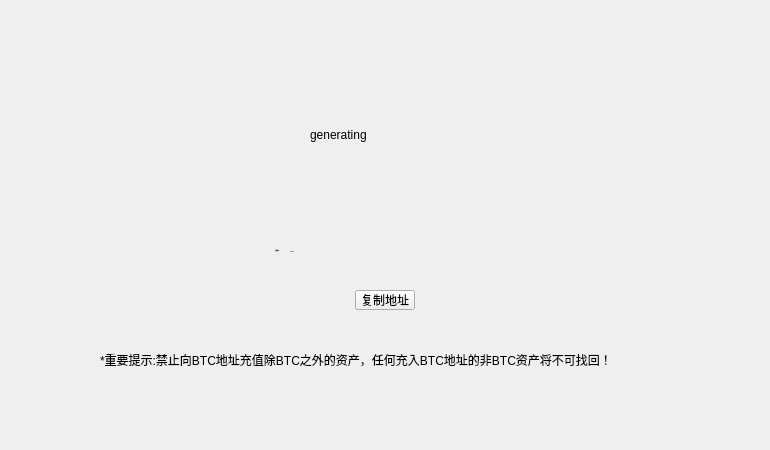
Qt form depositpage/DepositQrcodeWidget.ui (HcashOrg/hx-indicator) before a commit.
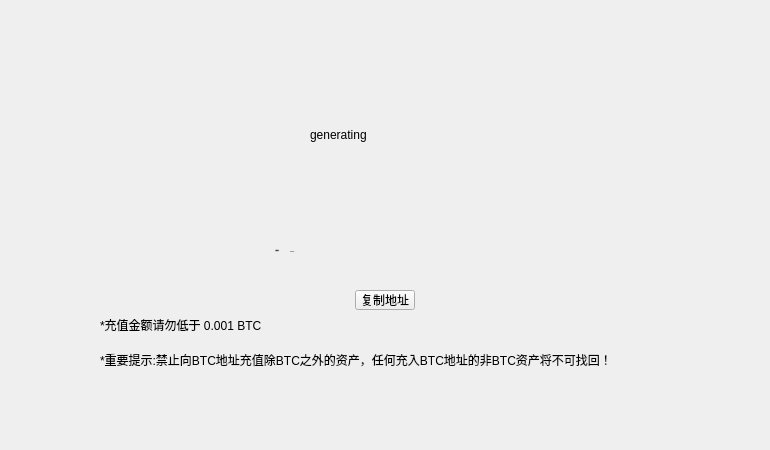
The same form after that commit.

```diff
--- a/depositpage/DepositQrcodeWidget.ui
+++ b/depositpage/DepositQrcodeWidget.ui
@@ -120,6 +120,22 @@
     <string>复制地址</string>
    </property>
   </widget>
+  <widget class="QLabel" name="tipLabel">
+   <property name="geometry">
+    <rect>
+     <x>100</x>
+     <y>310</y>
+     <width>551</width>
+     <height>30</height>
+    </rect>
+   </property>
+   <property name="text">
+    <string>*充值金额请勿低于 0.001 BTC</string>
+   </property>
+   <property name="wordWrap">
+    <bool>true</bool>
+   </property>
+  </widget>
  </widget>
  <resources/>
  <connections/>
```
